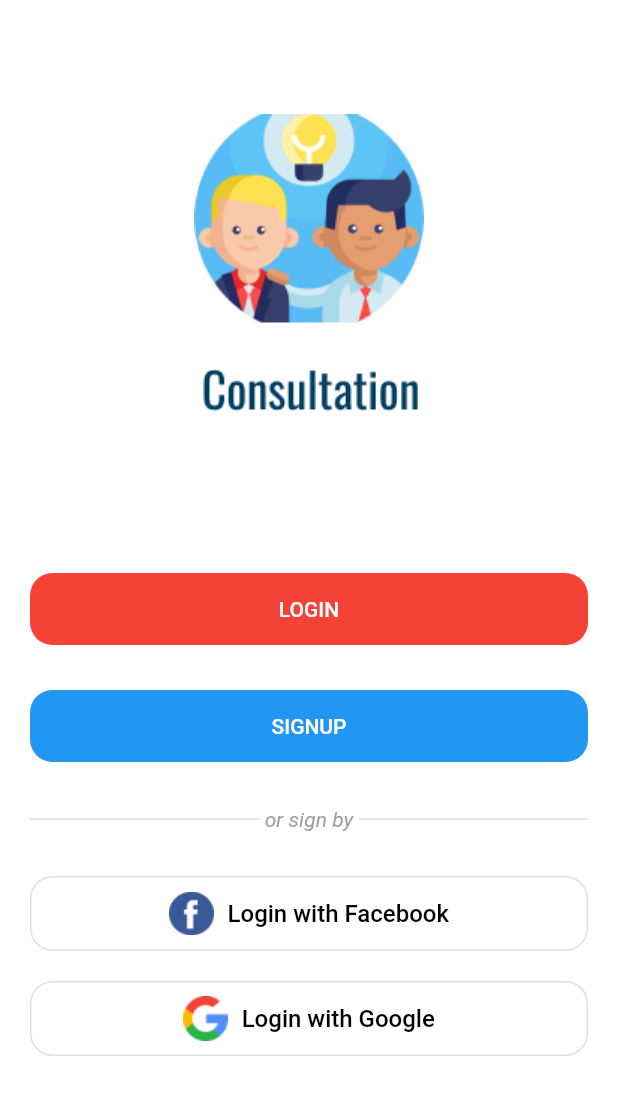
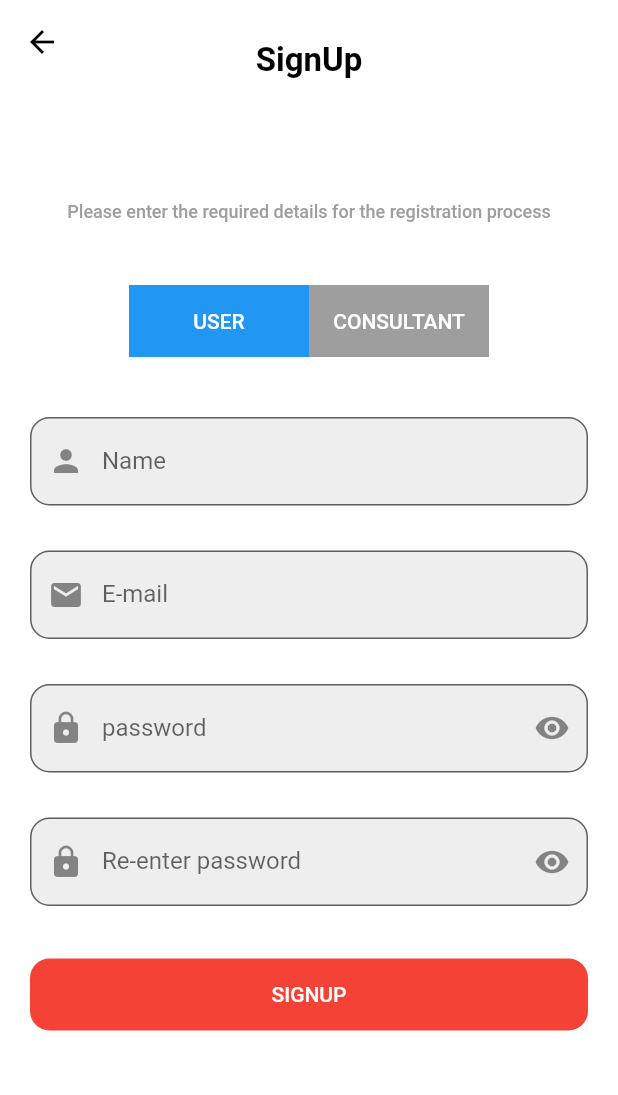
Before and after one commit to mohamed6572/consultation, a Flutter app: the Login_Screan screen opened directly, after a tap on "SIGNUP", on a phone screen of 412 x 824 dp. Shown: the top 1095 px of the screen. Run offline on Flutter 3.47's test engine with Material 2 defaults, Android fonts, the phone set to English and light mode, and no system bars; our stand-ins replace bloc, dio, flutter_bloc, fluttertoast, hexcolor, shared_preferences and 1 more; accounts and stored records are empty.

Commit message:
signup desgin done

```diff
--- a/lib/main.dart
+++ b/lib/main.dart
@@ -1,5 +1,6 @@
 import 'package:consultation/modules/login/login_screan.dart';
 import 'package:consultation/modules/onboard/onboarding.dart';
+import 'package:consultation/modules/register/user_regester_screan.dart';
 import 'package:consultation/shared/Bloc_Observer.dart';
 import 'package:consultation/shared/network/local/cash_helper.dart';
 import 'package:consultation/shared/network/remote/dio_helper.dart';
--- a/lib/modules/login/login_screan.dart
+++ b/lib/modules/login/login_screan.dart
@@ -1,6 +1,7 @@
 import 'package:consultation/modules/login/cubit/cubit.dart';
 import 'package:consultation/modules/login/cubit/states.dart';
 import 'package:consultation/modules/login/login_screan1.dart';
+import 'package:consultation/modules/register/user_regester_screan.dart';
 import 'package:consultation/shared/components/components.dart';
 import 'package:flutter/material.dart';
 import 'package:flutter_bloc/flutter_bloc.dart';
@@ -29,7 +30,9 @@ class Login_Screan extends StatelessWidget{
                     navigateTo(context, Login_Screan1());
                   },Background: Colors.red,radius: 15),
                   SizedBox(height: 30,),
-                  defultButton(text: 'signup', function: (){},Background: Colors.blue,radius: 15),
+                  defultButton(text: 'signup', function: (){
+                    navigateTo(context, User_Regester_Screan());
+                  },Background: Colors.blue,radius: 15),
                   SizedBox(height: 30,),
                   Row(
                     children: [
--- /dev/null
+++ b/lib/modules/register/cubit/cubit.dart
@@ -0,0 +1,72 @@
+import 'package:consultation/modules/register/cubit/states.dart';
+import 'package:consultation/shared/components/components.dart';
+import 'package:flutter/material.dart';
+import 'package:flutter_bloc/flutter_bloc.dart';
+
+class RegesterCubit extends Cubit<RegesterStates>{
+  RegesterCubit(): super(RegesterInitialeState());
+
+  static RegesterCubit get(context) => BlocProvider.of(context);
+
+
+  IconData suffix = Icons.visibility;
+  bool isPasword = true;
+  bool isUser = true;
+
+  void changePasswordVisability(){
+    isPasword = !isPasword;
+    suffix = isPasword ? Icons.visibility : Icons.visibility_off;
+    emit(RegesterChangePasswordState());
+
+  }
+  void changeUserRegister(){
+    isUser = !isUser;
+    emit(RegesterChangeregisterState());
+
+  }
+
+   List<Map> items = [
+     {
+       'image':'assets/images/consultation/cat1.png',
+       'name':'cat1'
+     },
+     {
+       'image':'assets/images/consultation/cat2.png',
+       'name':'cat2'
+     },
+     {
+       'image':'assets/images/consultation/cat3.png',
+       'name':'cat3'
+     },
+     {
+       'image':'assets/images/consultation/cat4.png',
+       'name':'cat4'
+     },
+     {
+       'image':'assets/images/consultation/cat5.png',
+       'name':'cat5'
+     },
+     {
+       'image':'assets/images/consultation/cat6.png',
+       'name':'cat6'
+     },
+     {
+       'image':'assets/images/consultation/cat7.png',
+       'name':'cat7'
+     },
+     {
+       'image':'assets/images/consultation/cat8.png',
+       'name':'cat8'
+     },
+     {
+       'image':'assets/images/consultation/cat9.png',
+       'name':'cat9'
+     },
+  ];
+  String? selectedValue;
+
+void changeSelected(value){
+  selectedValue = value ;
+  emit(RegesterChangeSelectedState());
+}
+}
--- /dev/null
+++ b/lib/modules/register/cubit/states.dart
@@ -0,0 +1,11 @@
+abstract class RegesterStates{}
+
+class RegesterInitialeState extends RegesterStates{}
+
+class RegesterLodingeState extends RegesterStates{}
+class RegesterSucssesState extends RegesterStates{}
+class RegesterErrorState extends RegesterStates{}
+
+class RegesterChangePasswordState extends RegesterStates{}
+class RegesterChangeSelectedState extends RegesterStates{}
+class RegesterChangeregisterState extends RegesterStates{}
--- /dev/null
+++ b/lib/modules/register/user_regester_screan.dart
@@ -0,0 +1,196 @@
+import 'package:consultation/modules/register/consultant/consultant_register_screan.dart';
+import 'package:consultation/modules/register/cubit/cubit.dart';
+import 'package:consultation/modules/register/cubit/states.dart';
+import 'package:consultation/shared/components/components.dart';
+import 'package:flutter/material.dart';
+import 'package:flutter_bloc/flutter_bloc.dart';
+
+class User_Regester_Screan extends StatelessWidget {
+  var namecontroller = TextEditingController();
+  var emailcontroller = TextEditingController();
+  var re_passcontroller = TextEditingController();
+  var passcontroller = TextEditingController();
+
+  @override
+  Widget build(BuildContext context) {
+    return BlocProvider(
+      create: (context) => RegesterCubit(),
+      child: BlocConsumer<RegesterCubit, RegesterStates>(
+        listener: (context, state) {},
+        builder: (context, state) {
+          var cubit = RegesterCubit.get(context);
+          return Scaffold(
+            appBar: AppBar(
+              title: Text(
+                'SignUp',
+                style: TextStyle(height: 3),
+              ),
+              centerTitle: true,
+              iconTheme: IconThemeData(
+                color: Colors.black,
+              ),
+            ),
+            body: SingleChildScrollView(
+              child: Padding(
+                padding: const EdgeInsets.all(20.0),
+                child: Column(
+                  crossAxisAlignment: CrossAxisAlignment.center,
+                  mainAxisAlignment: MainAxisAlignment.center,
+                  children: [
+                    SizedBox(
+                      height: 50,
+                    ),
+                    Text(
+                      'Please enter the required details for the registration process',
+                      style: TextStyle(
+                          fontWeight: FontWeight.w500,
+                          fontSize: 12,
+                          height: 2,
+                          color: Colors.grey),
+                    ),
+                    SizedBox(
+                      height: 40,
+                    ),
+                    Row(
+                      mainAxisAlignment: MainAxisAlignment.center,
+                      children: [
+                        defultButton(
+                            text: 'User',
+                            width: 120,
+                            function: () {
+                              cubit.changeUserRegister();
+                              print(cubit.isUser);
+                            },
+                            radius: 0.0,
+                            Background: cubit.isUser ?Colors.blue : Colors.grey),
+                        defultButton(
+                            text: 'Consultant',
+                            radius: 0.0,
+                            width: 120,
+                            function: () {
+                              cubit.changeUserRegister();
+                              print(cubit.isUser);
+                            },
+                            Background:  cubit.isUser ?  Colors.grey:Colors.blue)
+                      ],
+                    ),
+                    SizedBox(
+                      height: 40,
+                    ),
+                    if (cubit.isUser) User_regster(cubit,context),
+                    if (!cubit.isUser) consultant_regster(cubit,context),
+                  ],
+                ),
+              ),
+            ),
+          );
+        },
+      ),
+    );
+  }
+
+  Widget User_regster(cubit,context) => Column(
+        children: [
+          defultFormField(
+              type: TextInputType.name,
+              controller: namecontroller,
+              label: 'Name',
+              prefix: Icons.person,
+              validator: (v) {}),
+          SizedBox(
+            height: 30,
+          ),
+          defultFormField(
+              type: TextInputType.emailAddress,
+              controller: emailcontroller,
+              label: 'E-mail',
+              prefix: Icons.email,
+              validator: (v) {}),
+          SizedBox(
+            height: 30,
+          ),
+          defultFormField(
+              type: TextInputType.visiblePassword,
+              controller: passcontroller,
+              label: 'password',
+              suffix: cubit.suffix,
+              isPassword: cubit.isPasword,
+              passwordShow: () => cubit.changePasswordVisability(),
+              prefix: Icons.lock,
+              validator: (v) {}),
+          SizedBox(
+            height: 30,
+          ),
+          defultFormField(
+              type: TextInputType.visiblePassword,
+              controller: re_passcontroller,
+              label: 'Re-enter password',
+              suffix: cubit.suffix,
+              isPassword: cubit.isPasword,
+              passwordShow: () => cubit.changePasswordVisability(),
+              prefix: Icons.lock,
+              validator: (v) {}),
+          SizedBox(
+            height: 35,
+          ),
+          defultButton(
+              text: 'SignUp',
+              function: () {},
+              Background: Colors.red,
+              radius: 13),
+        ],
+      );
+  Widget consultant_regster(cubit,context) => Column(
+        children: [
+          defultFormField(
+              type: TextInputType.name,
+              controller: namecontroller,
+              label: 'Name',
+              prefix: Icons.person,
+              validator: (v) {}),
+          SizedBox(
+            height: 30,
+          ),
+          defultFormField(
+              type: TextInputType.emailAddress,
+              controller: emailcontroller,
+              label: 'E-mail',
+              prefix: Icons.email,
+              validator: (v) {}),
+          SizedBox(
+            height: 30,
+          ),
+          defultFormField(
+              type: TextInputType.visiblePassword,
+              controller: passcontroller,
+              label: 'password',
+              suffix: cubit.suffix,
+              isPassword: cubit.isPasword,
+              passwordShow: () => cubit.changePasswordVisability(),
+              prefix: Icons.lock,
+              validator: (v) {}),
+          SizedBox(
+            height: 30,
+          ),
+          defultFormField(
+              type: TextInputType.visiblePassword,
+              controller: re_passcontroller,
+              label: 'Re-enter password',
+              suffix: cubit.suffix,
+              isPassword: cubit.isPasword,
+              passwordShow: () => cubit.changePasswordVisability(),
+              prefix: Icons.lock,
+              validator: (v) {}),
+          SizedBox(
+            height: 35,
+          ),
+          defultButton(
+              text: 'following',
+              function: () {
+                navigateTo(context, Consultant_Register_Screan());
+              },
+              Background: Colors.red,
+              radius: 13),
+        ],
+      );
+}
--- a/lib/shared/components/components.dart
+++ b/lib/shared/components/components.dart
@@ -59,12 +59,13 @@ borderRadius: BorderRadius.circular(15),
         color: Colors.transparent,
       ),
     );
+DropdownMenuItem dropItem(text,image)=>DropdownMenuItem(child: Row(children: [Text('$text'),Image(image: AssetImage(''))],));
 
 Widget defultFormField({
   required TextInputType type,
   required TextEditingController controller,
   required String label,
-  required IconData prefix,
+   IconData? prefix,
   IconData? suffix,
   bool isPassword = false,
   required String? Function(String? val)? validator,
--- a/pubspec.yaml
+++ b/pubspec.yaml
@@ -71,6 +71,7 @@ flutter:
   assets:
     - assets/images/
     - assets/images/onboarding/
+    - assets/images/consultation/
   #   - images/a_dot_ham.jpeg
 
   # An image asset can refer to one or more resolution-specific "variants", see
```
Also changed, not shown: lib/modules/register/consultant/consultant_register_screan.dart (added, +143 -0 lines), assets/images/consultation/cat1.png (added), assets/images/consultation/cat2.png (added), assets/images/consultation/cat3.png (added), assets/images/consultation/cat4.png (added), assets/images/consultation/cat5.png (added), assets/images/consultation/cat6.png (added), assets/images/consultation/cat7.png (added), assets/images/consultation/cat8.png (added), assets/images/consultation/cat9.png (added), assets/images/consultation/pdf.png (added), 1 other file.
